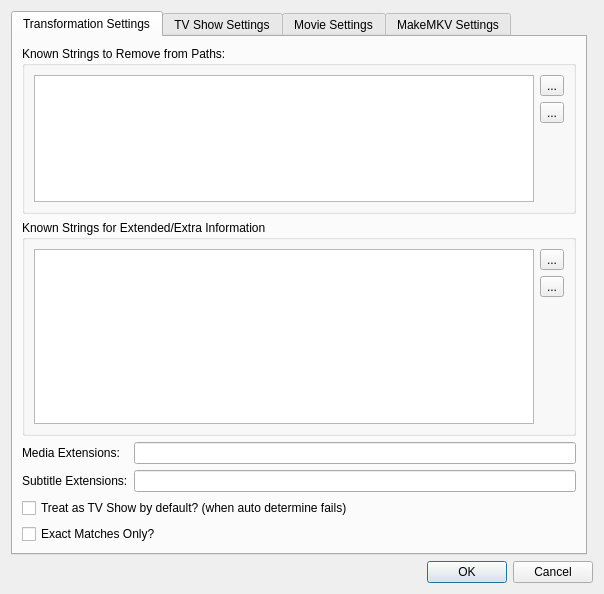
Qt form UI/Preferences.ui (towel42-com/MediaManager) before a commit.
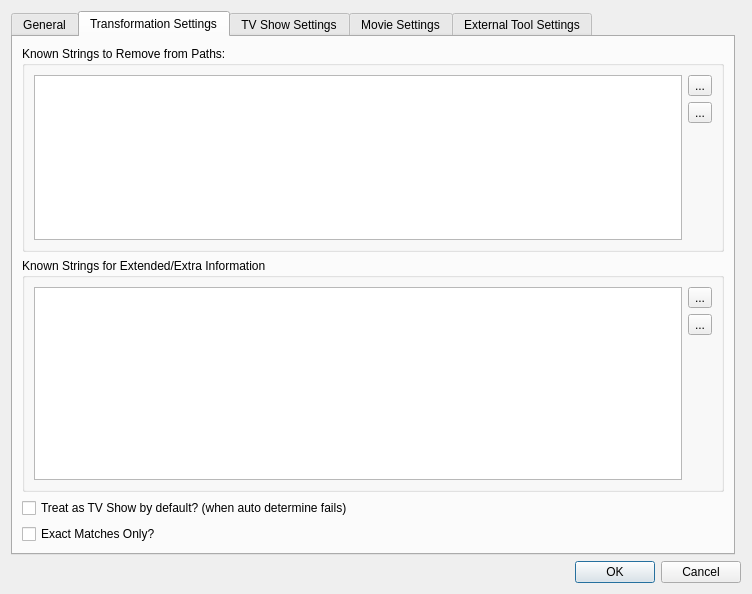
The same form after that commit. The open tabs and pages were chosen to show the change. Icons and pictures are not drawn. Custom widgets are drawn as their Qt base class.

Diff of the .ui file:
```diff
--- a/UI/Preferences.ui
+++ b/UI/Preferences.ui
@@ -6,7 +6,7 @@
    <rect>
     <x>0</x>
     <y>0</y>
-    <width>604</width>
+    <width>752</width>
     <height>594</height>
    </rect>
   </property>
@@ -29,103 +29,62 @@
      <property name="currentIndex">
       <number>3</number>
      </property>
-     <widget class="QWidget" name="tab">
+     <widget class="QWidget" name="tab_5">
       <attribute name="title">
-       <string>Transformation Settings</string>
+       <string>General</string>
       </attribute>
-      <layout class="QGridLayout" name="gridLayout_7">
-       <item row="4" column="2">
+      <layout class="QGridLayout" name="gridLayout_8">
+       <item row="1" column="1">
         <widget class="QLineEdit" name="subtitleExtensions"/>
        </item>
-       <item row="3" column="0" colspan="2">
+       <item row="0" column="1">
+        <widget class="QLineEdit" name="mediaExtensions">
+         <property name="sizePolicy">
+          <sizepolicy hsizetype="Expanding" vsizetype="Fixed">
+           <horstretch>0</horstretch>
+           <verstretch>0</verstretch>
+          </sizepolicy>
+         </property>
+         <property name="text">
+          <string/>
+         </property>
+        </widget>
+       </item>
+       <item row="0" column="0">
         <widget class="QLabel" name="label_5">
          <property name="text">
           <string>Media Extensions:</string>
          </property>
         </widget>
        </item>
-       <item row="5" column="0" colspan="3">
-        <widget class="QCheckBox" name="treatAsTVShowByDefault">
-         <property name="text">
-          <string>Treat as TV Show by default? (when auto determine fails)</string>
-         </property>
-        </widget>
-       </item>
-       <item row="3" column="2">
-        <widget class="QLineEdit" name="mediaExtensions">
-         <property name="sizePolicy">
-          <sizepolicy hsizetype="Expanding" vsizetype="Fixed">
-           <horstretch>0</horstretch>
-           <verstretch>0</verstretch>
-          </sizepolicy>
-         </property>
-         <property name="text">
-          <string/>
-         </property>
-        </widget>
-       </item>
-       <item row="6" column="0" colspan="3">
-        <widget class="QCheckBox" name="exactMatchesOnly">
-         <property name="text">
-          <string>Exact Matches Only?</string>
-         </property>
-        </widget>
-       </item>
-       <item row="0" column="0" rowspan="2" colspan="3">
-        <widget class="QGroupBox" name="groupBox">
-         <property name="title">
-          <string>Known Strings to Remove from Paths:</string>
-         </property>
-         <layout class="QGridLayout" name="gridLayout">
-          <item row="0" column="1">
-           <widget class="QToolButton" name="btnAddKnownString">
-            <property name="text">
-             <string>...</string>
-            </property>
-            <property name="icon">
-             <iconset resource="application.qrc">
-              <normaloff>:/resources/add.png</normaloff>:/resources/add.png</iconset>
-            </property>
-           </widget>
-          </item>
-          <item row="1" column="1">
-           <widget class="QToolButton" name="btnDelKnownString">
-            <property name="text">
-             <string>...</string>
-            </property>
-            <property name="icon">
-             <iconset resource="application.qrc">
-              <normaloff>:/resources/delete.png</normaloff>:/resources/delete.png</iconset>
-            </property>
-           </widget>
-          </item>
-          <item row="2" column="1">
-           <spacer name="verticalSpacer">
-            <property name="orientation">
-             <enum>Qt::Vertical</enum>
-            </property>
-            <property name="sizeHint" stdset="0">
-             <size>
-              <width>20</width>
-              <height>174</height>
-             </size>
-            </property>
-           </spacer>
-          </item>
-          <item row="0" column="0" rowspan="3">
-           <widget class="QListView" name="knownStrings"/>
-          </item>
-         </layout>
-        </widget>
-       </item>
-       <item row="4" column="0" colspan="2">
+       <item row="1" column="0">
         <widget class="QLabel" name="label_2">
          <property name="text">
           <string>Subtitle Extensions:</string>
          </property>
         </widget>
        </item>
-       <item row="2" column="0" colspan="3">
+       <item row="2" column="0">
+        <spacer name="verticalSpacer_6">
+         <property name="orientation">
+          <enum>Qt::Vertical</enum>
+         </property>
+         <property name="sizeHint" stdset="0">
+          <size>
+           <width>20</width>
+           <height>40</height>
+          </size>
+         </property>
+        </spacer>
+       </item>
+      </layout>
+     </widget>
+     <widget class="QWidget" name="tab">
+      <attribute name="title">
+       <string>Transformation Settings</string>
+      </attribute>
+      <layout class="QGridLayout" name="gridLayout_7">
+       <item row="2" column="0" colspan="2">
         <widget class="QGroupBox" name="groupBox_2">
          <property name="title">
           <string>Known Strings for Extended/Extra Information</string>
@@ -172,6 +131,67 @@
          </layout>
         </widget>
        </item>
+       <item row="0" column="0" rowspan="2" colspan="2">
+        <widget class="QGroupBox" name="groupBox">
+         <property name="title">
+          <string>Known Strings to Remove from Paths:</string>
+         </property>
+         <layout class="QGridLayout" name="gridLayout">
+          <item row="0" column="1">
+           <widget class="QToolButton" name="btnAddKnownString">
+            <property name="text">
+             <string>...</string>
+            </property>
+            <property name="icon">
+             <iconset resource="../SABUtils/resources/SABUtils.qrc">
+              <normaloff>:/SABUtilsResources/add.png</normaloff>:/SABUtilsResources/add.png</iconset>
+            </property>
+           </widget>
+          </item>
+          <item row="1" column="1">
+           <widget class="QToolButton" name="btnDelKnownString">
+            <property name="text">
+             <string>...</string>
+            </property>
+            <property name="icon">
+             <iconset resource="../SABUtils/resources/SABUtils.qrc">
+              <normaloff>:/SABUtilsResources/delete.png</normaloff>:/SABUtilsResources/delete.png</iconset>
+            </property>
+           </widget>
+          </item>
+          <item row="2" column="1">
+           <spacer name="verticalSpacer">
+            <property name="orientation">
+             <enum>Qt::Vertical</enum>
+            </property>
+            <property name="sizeHint" stdset="0">
+             <size>
+              <width>20</width>
+              <height>174</height>
+             </size>
+            </property>
+           </spacer>
+          </item>
+          <item row="0" column="0" rowspan="3">
+           <widget class="QListView" name="knownStrings"/>
+          </item>
+         </layout>
+        </widget>
+       </item>
+       <item row="4" column="0" colspan="2">
+        <widget class="QCheckBox" name="exactMatchesOnly">
+         <property name="text">
+          <string>Exact Matches Only?</string>
+         </property>
+        </widget>
+       </item>
+       <item row="3" column="0" colspan="2">
+        <widget class="QCheckBox" name="treatAsTVShowByDefault">
+         <property name="text">
+          <string>Treat as TV Show by default? (when auto determine fails)</string>
+         </property>
+        </widget>
+       </item>
       </layout>
      </widget>
      <widget class="QWidget" name="tab_2">
@@ -296,7 +316,7 @@
      </widget>
      <widget class="QWidget" name="tab_4">
       <attribute name="title">
-       <string>MakeMKV Settings</string>
+       <string>External Tool Settings</string>
       </attribute>
       <layout class="QGridLayout" name="gridLayout_6">
        <item row="0" column="0">
```
Left out of the diff: 106 changed lines with no effect on the pictures.
